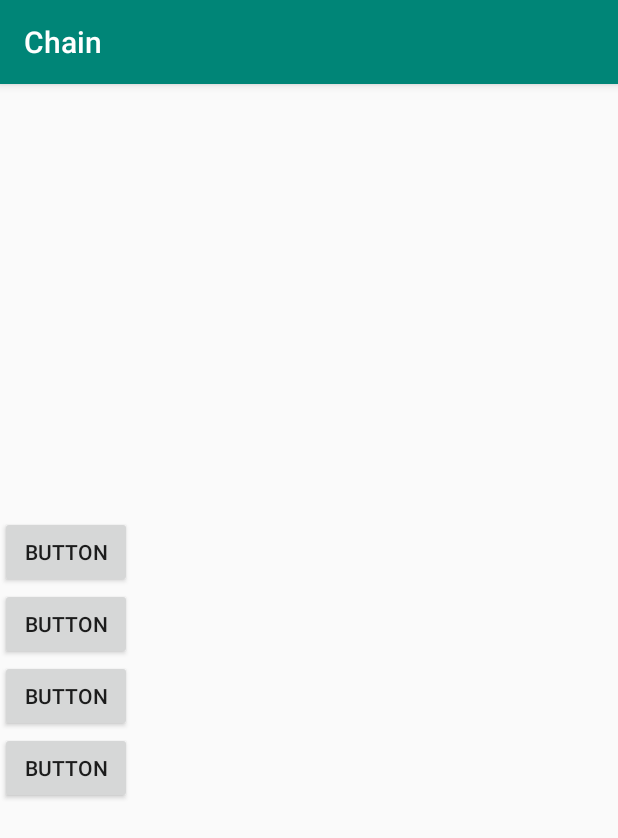
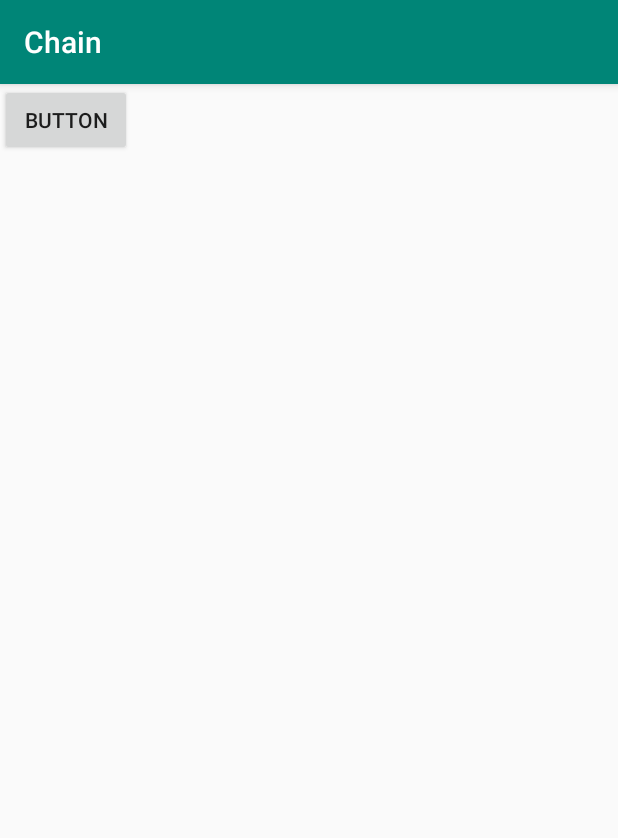
Before and after one commit to cbcarlos07/AndroidOreo_JD, an Android app: the screen it shows after launch (MainActivity), on a phone screen of 412 x 824 dp. Shown: the top 838 px of the screen. Run offline under Robolectric (Android 15) with nearby library versions, the phone set to English and light mode, and no system bars.

```diff
--- a/Chain/app/src/main/res/layout/activity_main.xml
+++ b/Chain/app/src/main/res/layout/activity_main.xml
@@ -11,35 +11,6 @@
         android:layout_width="wrap_content"
         android:layout_height="wrap_content"
         android:text="Button"
-        app:layout_constraintBottom_toTopOf="@+id/button3"
-        app:layout_constraintTop_toBottomOf="@+id/button2"
-        tools:layout_editor_absoluteX="298dp" />
-
-    <Button
-        android:id="@+id/button2"
-        android:layout_width="wrap_content"
-        android:layout_height="wrap_content"
-        android:text="Button"
-        app:layout_constraintBottom_toTopOf="@+id/button"
-        app:layout_constraintTop_toTopOf="parent"
-        app:layout_constraintVertical_chainStyle="packed"
-        tools:layout_editor_absoluteX="298dp" />
-
-    <Button
-        android:id="@+id/button3"
-        android:layout_width="wrap_content"
-        android:layout_height="wrap_content"
-        android:text="Button"
-        app:layout_constraintBottom_toTopOf="@+id/button4"
-        app:layout_constraintTop_toBottomOf="@+id/button"
-        tools:layout_editor_absoluteX="298dp" />
-
-    <Button
-        android:id="@+id/button4"
-        android:layout_width="wrap_content"
-        android:layout_height="wrap_content"
-        android:text="Button"
-        app:layout_constraintBottom_toBottomOf="parent"
-        app:layout_constraintTop_toBottomOf="@+id/button3"
-        tools:layout_editor_absoluteX="298dp" />
+        tools:layout_editor_absoluteX="161dp"
+        tools:layout_editor_absoluteY="193dp" />
 </android.support.constraint.ConstraintLayout>
```
